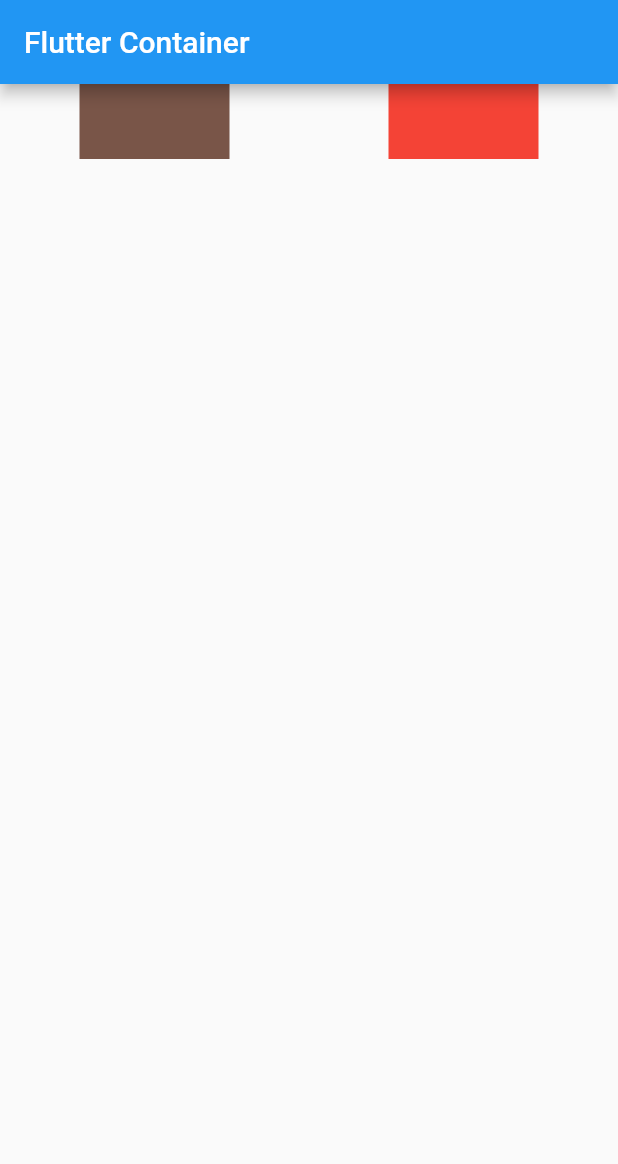
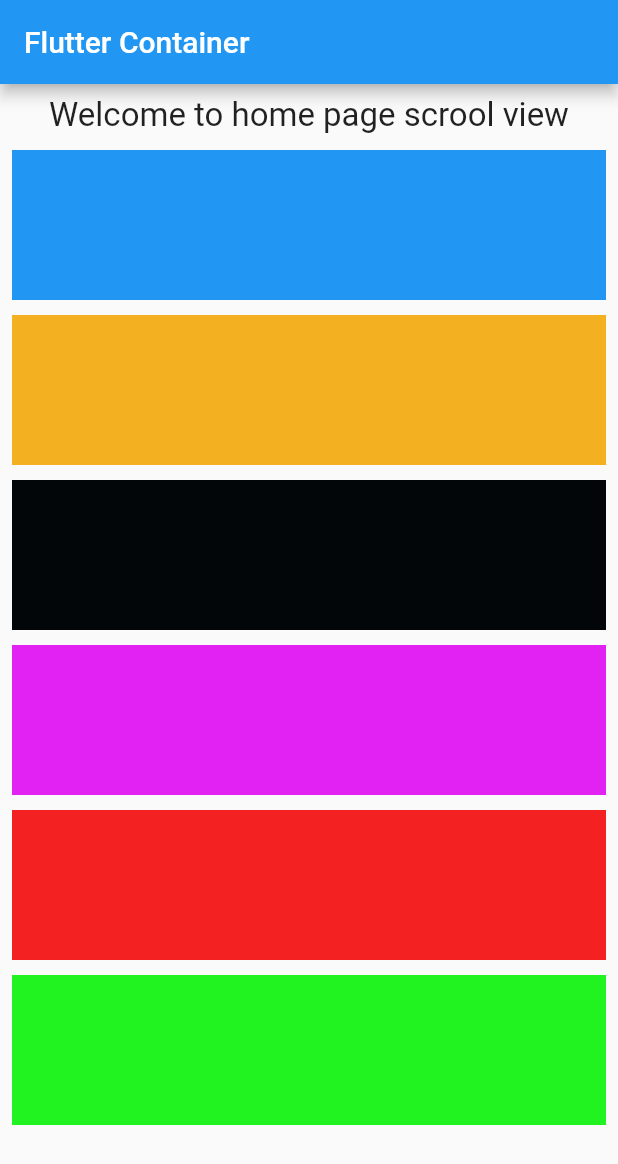
Before and after one commit to Devsabirul/FlutterLearn, a Flutter app: the screen it shows after launch, on a phone screen of 412 x 824 dp. Shown: the top 1164 px of the screen. Run offline on Flutter 3.47's test engine with Material 2 defaults, Android fonts, the phone set to English and light mode, and no system bars; our stand-ins replace google_fonts.

Commit message:
scroolview

```diff
--- a/flutter_application_1/lib/pages/Homepage.dart
+++ b/flutter_application_1/lib/pages/Homepage.dart
@@ -5,30 +5,60 @@ class HomePage extends StatelessWidget {
   Widget build(BuildContext context) {
     return Scaffold(
       appBar: AppBar(title: const Text("Flutter Container")),
-      body: Row(
-        mainAxisAlignment: MainAxisAlignment.spaceAround,
+      body: SingleChildScrollView(
+        child: Padding(
+          padding: const EdgeInsets.all(8.0),
+          child: Column(
+            children: [
+              Row(
+                mainAxisAlignment: MainAxisAlignment.center,
                 // ignore: prefer_const_literals_to_create_immutables
                 children: [
-          Container(
-            width: 100,
-            height: 50,
-            color: Colors.brown,
-            child: InkWell(
-              onDoubleTap: () => {
-                print("On Duble Tap"),
-              },
-              onLongPress: () => {
-                print("On Long Tap"),
-              },
-              onTap: () => {print("On Tap")},
+                  // ignore: prefer_const_constructors
+                  Padding(
+                    padding: const EdgeInsets.only(bottom: 10),
+                    // ignore: prefer_const_constructors
+                    child: Text(
+                      "Welcome to home page scrool view",
+                      style: const TextStyle(
+                          fontSize: 22, fontWeight: FontWeight.w400),
                     ),
                   ),
+                ],
+              ),
               Container(
-            width: 100,
-            height: 50,
-            color: Colors.red,
+                margin: const EdgeInsets.only(bottom: 10),
+                height: 100,
+                color: Colors.blue,
+              ),
+              Container(
+                margin: const EdgeInsets.only(bottom: 10),
+                height: 100,
+                color: const Color.fromRGBO(243, 177, 33, 1),
+              ),
+              Container(
+                margin: const EdgeInsets.only(bottom: 10),
+                height: 100,
+                color: const Color.fromARGB(255, 3, 6, 8),
+              ),
+              Container(
+                margin: const EdgeInsets.only(bottom: 10),
+                height: 100,
+                color: const Color.fromARGB(255, 226, 33, 243),
+              ),
+              Container(
+                margin: const EdgeInsets.only(bottom: 10),
+                height: 100,
+                color: const Color.fromARGB(255, 243, 33, 33),
+              ),
+              Container(
+                margin: const EdgeInsets.only(bottom: 10),
+                height: 100,
+                color: const Color.fromARGB(255, 33, 243, 33),
               ),
             ],
+          ),
+        ),
       ),
     );
   }
```
Lines whose indentation alone changed are shown as unchanged.
